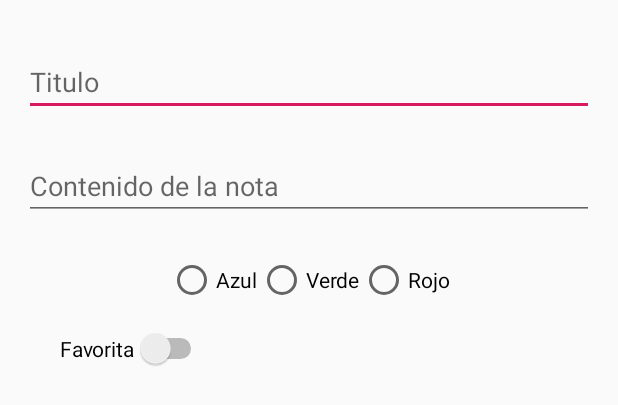
After one commit to dariojolo/MisNotasAndroid, an Android app: the layout nueva_nota_dialog_fragment.xml on its own in the app's theme, with its tools: preview values and no code run, on a phone screen of 412 x 824 dp. The commit adds this screen. Shown: the top 405 px of the screen. Run offline under Robolectric (Android 15) with nearby library versions, the phone set to English and light mode, and no system bars.

Commit message:
Se agregaron distintos layouts segun tamaño de pantalla, se inicio la configuracion de base de datos Room

```diff
--- a/app/src/main/java/ar/com/dariojolo/misnotas/Adapters/MyAdapterFavs.java
+++ b/app/src/main/java/ar/com/dariojolo/misnotas/Adapters/MyAdapterFavs.java
@@ -12,15 +12,15 @@ import androidx.recyclerview.widget.RecyclerView;
 import java.util.ArrayList;
 
 import ar.com.dariojolo.misnotas.Listeners.ItemClickListener;
-import ar.com.dariojolo.misnotas.Models.NotaModel;
+import ar.com.dariojolo.misnotas.Entities.NotaEntity;
 import ar.com.dariojolo.misnotas.R;
 
 public class MyAdapterFavs extends RecyclerView.Adapter<MyHolderFavs> {
 
         Context context;
-        ArrayList<NotaModel> listado; //Lista donde se va a guardar la info para mostrar en el RecyclerView
+        ArrayList<NotaEntity> listado; //Lista donde se va a guardar la info para mostrar en el RecyclerView
 
-        public MyAdapterFavs(Context context, ArrayList<NotaModel> listado) {
+        public MyAdapterFavs(Context context, ArrayList<NotaEntity> listado) {
             this.context = context;
             this.listado = listado;
         }
--- /dev/null
+++ b/app/src/main/res/layout/nueva_nota_dialog_fragment.xml
@@ -0,0 +1,76 @@
+<?xml version="1.0" encoding="utf-8"?>
+<androidx.constraintlayout.widget.ConstraintLayout xmlns:android="http://schemas.android.com/apk/res/android"
+    xmlns:app="http://schemas.android.com/apk/res-auto"
+    xmlns:tools="http://schemas.android.com/tools"
+    android:layout_width="match_parent"
+    android:layout_height="match_parent"
+    android:padding="16dp"
+    tools:context=".NuevaNotaDialogFragment">
+
+
+    <EditText
+        android:id="@+id/txtTituloAlta"
+        android:layout_width="0dp"
+        android:layout_height="wrap_content"
+        android:layout_marginTop="16dp"
+        android:ems="10"
+        android:hint="Titulo"
+        android:inputType="textPersonName"
+        app:layout_constraintEnd_toEndOf="parent"
+        app:layout_constraintStart_toStartOf="parent"
+        app:layout_constraintTop_toTopOf="parent" />
+
+    <EditText
+        android:id="@+id/txtContenido"
+        android:layout_width="0dp"
+        android:layout_height="wrap_content"
+        android:layout_marginTop="24dp"
+        android:ems="10"
+        android:hint="Contenido de la nota"
+        android:inputType="textPersonName"
+        app:layout_constraintEnd_toEndOf="parent"
+        app:layout_constraintStart_toStartOf="parent"
+        app:layout_constraintTop_toBottomOf="@+id/txtTituloAlta" />
+
+    <RadioGroup
+        android:id="@+id/radioGroupColor"
+        android:layout_width="0dp"
+        android:layout_height="wrap_content"
+        android:layout_marginTop="24dp"
+        android:gravity="center"
+        android:orientation="horizontal"
+        app:layout_constraintEnd_toEndOf="parent"
+        app:layout_constraintStart_toStartOf="parent"
+        app:layout_constraintTop_toBottomOf="@+id/txtContenido">
+
+        <RadioButton
+            android:id="@+id/radioButtonAzul"
+            android:layout_width="wrap_content"
+            android:layout_height="wrap_content"
+            android:text="Azul" />
+
+        <RadioButton
+            android:id="@+id/radioButtonVerde"
+            android:layout_width="wrap_content"
+            android:layout_height="wrap_content"
+            android:text="Verde" />
+
+        <RadioButton
+            android:id="@+id/radioButtonRojo"
+            android:layout_width="wrap_content"
+            android:layout_height="wrap_content"
+            android:text="Rojo" />
+    </RadioGroup>
+
+    <Switch
+        android:id="@+id/btnFav"
+        android:layout_width="wrap_content"
+        android:layout_height="wrap_content"
+        android:layout_marginStart="24dp"
+        android:layout_marginLeft="24dp"
+        android:layout_marginTop="16dp"
+        android:text="Favorita"
+        app:layout_constraintStart_toStartOf="parent"
+        app:layout_constraintTop_toBottomOf="@+id/radioGroupColor" />
+
+</androidx.constraintlayout.widget.ConstraintLayout>
--- a/app/src/main/res/values/strings.xml
+++ b/app/src/main/res/values/strings.xml
@@ -7,4 +7,8 @@
     <string name="notes_home">Notas</string>
     <string name="notes_favs">Favoritas</string>
     <string name="settings">Settings</string>
+    <string name="dialog_fire_missiles">Introduzca los datos de la nueva nota</string>
+    <string name="nueva_nota">Nueva nota</string>
+    <string name="fire">Guardar</string>
+    <string name="cancel">Cancelar</string>
 </resources>
```
Also changed, not shown: app/build.gradle (+14 -0 lines), app/src/main/java/ar/com/dariojolo/misnotas/Adapters/MyAdapter.java (+4 -4 lines), app/src/main/java/ar/com/dariojolo/misnotas/DAOs/NotaDao.java (added, +40 -0 lines), app/src/main/java/ar/com/dariojolo/misnotas/Entities/NotaEntity.java (renamed from app/src/main/java/ar/com/dariojolo/misnotas/Models/NotaModel.java, +29 -8 lines), app/src/main/java/ar/com/dariojolo/misnotas/NotaRoomDatabase.java (added, +30 -0 lines), app/src/main/java/ar/com/dariojolo/misnotas/NuevaNotaDialogFragment.java (added, +95 -0 lines), app/src/main/java/ar/com/dariojolo/misnotas/NuevaNotaDialogViewModel.java (added, +7 -0 lines), app/src/main/java/ar/com/dariojolo/misnotas/Repositories/NotaRepository.java (added, +84 -0 lines), app/src/main/java/ar/com/dariojolo/misnotas/ui/Favoritas/FavoritasFragment.java (+15 -9 lines), app/src/main/java/ar/com/dariojolo/misnotas/ui/home/HomeFragment.java (+26 -10 lines), app/src/main/res/layout-land/fragment_home.xml (added, +11 -0 lines), app/src/main/res/layout/fragment_home.xml (+4 -6 lines), 119 other files.
